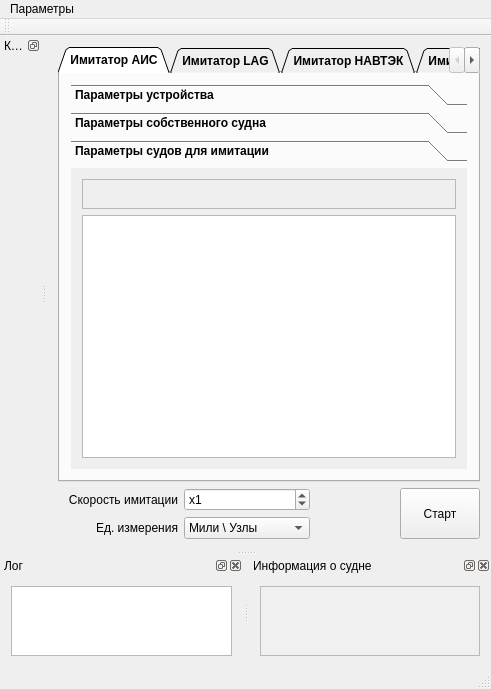
First picture: the form in Emulator/mainwindow.ui, repository breton75/R-Card, before the edit.
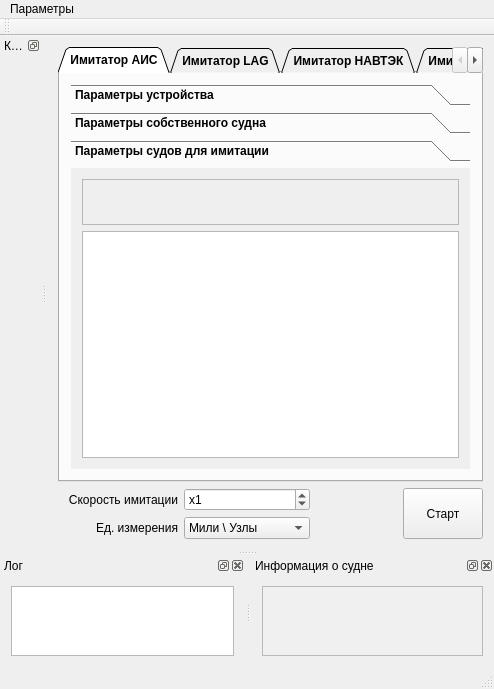
Second picture: the form after the edit. The open tabs and pages were chosen to show the change. Icons and pictures are not drawn.

Diff of the .ui file:
```diff
--- a/Emulator/mainwindow.ui
+++ b/Emulator/mainwindow.ui
@@ -319,8 +319,8 @@
               <rect>
                <x>0</x>
                <y>0</y>
-               <width>383</width>
-               <height>276</height>
+               <width>386</width>
+               <height>270</height>
               </rect>
              </property>
              <attribute name="label">
@@ -336,21 +336,6 @@
                  <enum>QFrame::Raised</enum>
                 </property>
                 <layout class="QHBoxLayout" name="horizontalLayout_8">
-                 <property name="spacing">
-                  <number>2</number>
-                 </property>
-                 <property name="leftMargin">
-                  <number>3</number>
-                 </property>
-                 <property name="topMargin">
-                  <number>3</number>
-                 </property>
-                 <property name="rightMargin">
-                  <number>3</number>
-                 </property>
-                 <property name="bottomMargin">
-                  <number>3</number>
-                 </property>
                  <item>
                   <widget class="QPushButton" name="bnAddVessel">
                    <property name="sizePolicy">
@@ -411,6 +396,26 @@
                    </property>
                   </widget>
                  </item>
+                 <item>
+                  <widget class="QPushButton" name="bnSetActive">
+                   <property name="sizePolicy">
+                    <sizepolicy hsizetype="Fixed" vsizetype="Fixed">
+                     <horstretch>0</horstretch>
+                     <verstretch>0</verstretch>
+                    </sizepolicy>
+                   </property>
+                   <property name="text">
+                    <string/>
+                   </property>
+                   <property name="icon">
+                    <iconset resource="res.qrc">
+                     <normaloff>:/buttons/Icons/Hand.ico</normaloff>:/buttons/Icons/Hand.ico</iconset>
+                   </property>
+                   <property name="flat">
+                    <bool>true</bool>
+                   </property>
+                  </widget>
+                 </item>
                  <item>
                   <spacer name="horizontalSpacer_2">
                    <property name="orientation">
```
Left out of the diff: 10 changed lines with no effect on the pictures.
